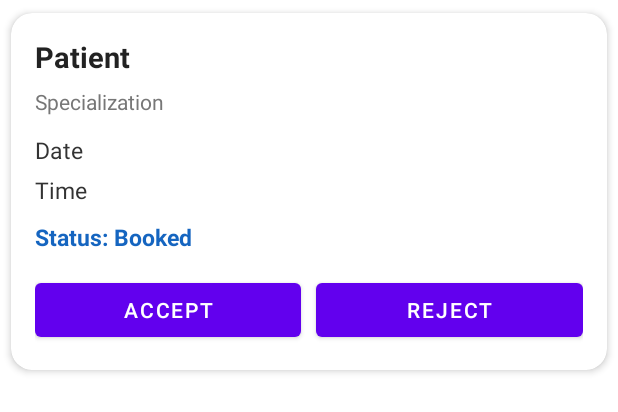
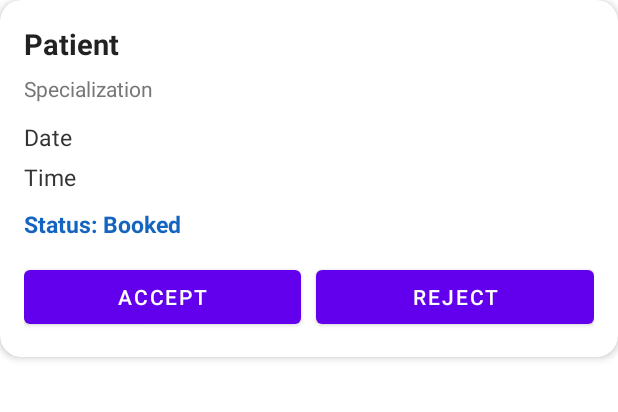
Before and after one commit to Pratik172003/Doctor-Appointment-System, an Android app: the layout item_doctor_appointment.xml on its own in the app's theme, with its tools: preview values and no code run, on a phone screen of 412 x 824 dp. Shown: the top 412 px of the screen. Run offline under Robolectric (Android 15) with nearby library versions, the phone set to English and light mode, and no system bars.

Commit message:
Use Material card for doctor appointment item

```diff
--- a/app/src/main/res/layout/item_doctor_appointment.xml
+++ b/app/src/main/res/layout/item_doctor_appointment.xml
@@ -1,5 +1,5 @@
 <?xml version="1.0" encoding="utf-8"?>
-<androidx.cardview.widget.CardView
+<com.google.android.material.card.MaterialCardView
     xmlns:android="http://schemas.android.com/apk/res/android"
     xmlns:app="http://schemas.android.com/apk/res-auto"
     android:layout_width="match_parent"
@@ -7,7 +7,7 @@
     android:layout_marginBottom="12dp"
     app:cardCornerRadius="14dp"
     app:cardElevation="3dp"
-    app:cardUseCompatPadding="true">
+    app:strokeWidth="0dp">
 
     <LinearLayout
         android:layout_width="match_parent"
@@ -89,4 +89,4 @@
 
     </LinearLayout>
 
-</androidx.cardview.widget.CardView>
+</com.google.android.material.card.MaterialCardView>
```
